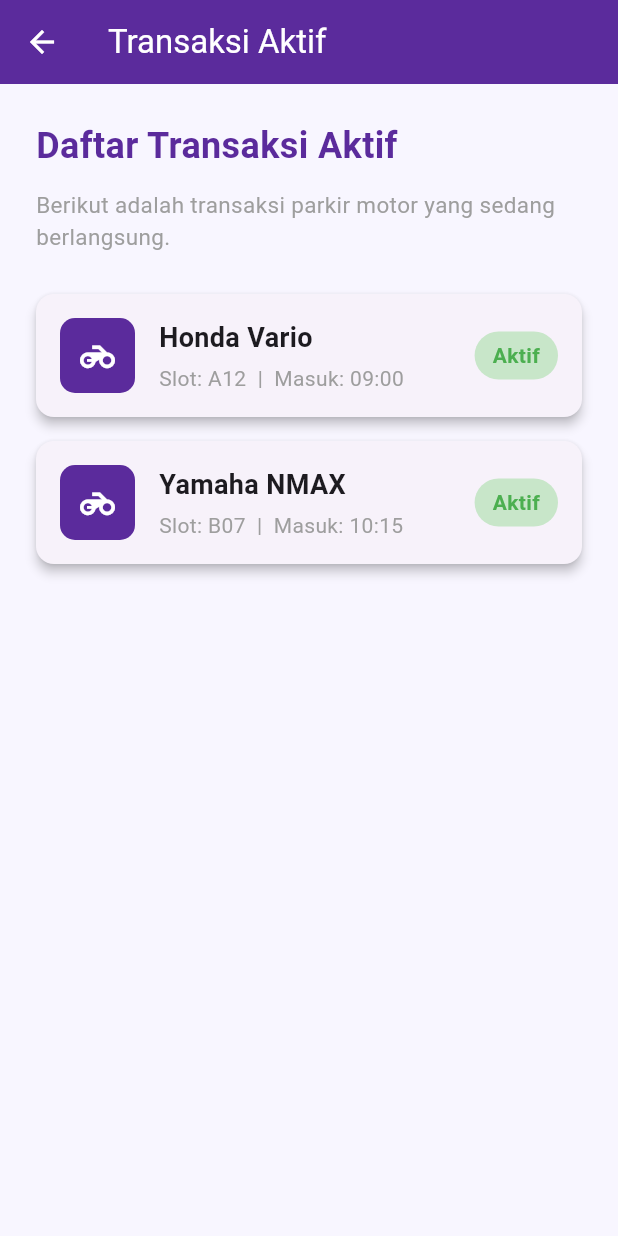
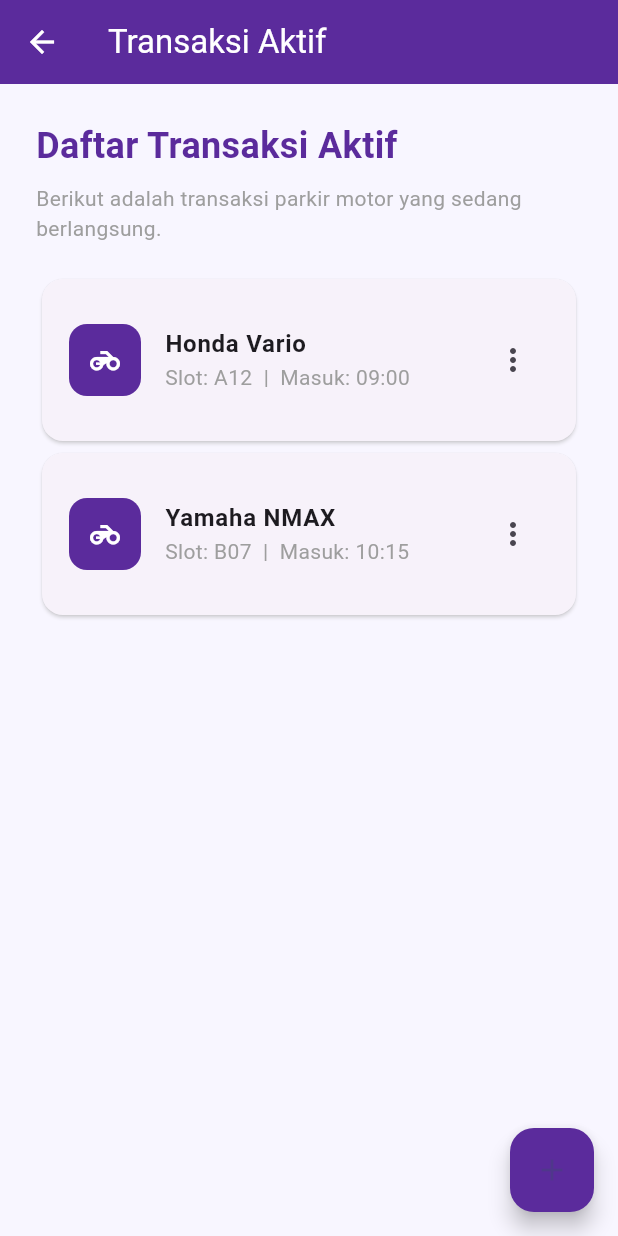
Before and after one commit to DickySanjaya45/TitipinAja.id, a Flutter app: the PageTransaksiAktif screen opened directly, on a phone screen of 412 x 824 dp. Run offline on Flutter 3.47's test engine with Material 3 defaults, Android fonts, the phone set to English and light mode, and no system bars; Roboto replaces fonts that are missing (Poppins).

Commit message:
Initial commit

```diff
--- a/lib/dashboard/page_transaksi_aktif.dart
+++ b/lib/dashboard/page_transaksi_aktif.dart
@@ -1,11 +1,14 @@
 import 'package:flutter/material.dart';
 
-class PageTransaksiAktif extends StatelessWidget {
+class PageTransaksiAktif extends StatefulWidget {
   const PageTransaksiAktif({super.key});
 
   @override
-  Widget build(BuildContext context) {
-    final List<Map<String, String>> transaksiAktif = [
+  State<PageTransaksiAktif> createState() => _PageTransaksiAktifState();
+}
+
+class _PageTransaksiAktifState extends State<PageTransaksiAktif> {
+  List<Map<String, String>> transaksi = [
     {
       "motor": "Honda Vario",
       "slot": "A12",
@@ -20,14 +23,158 @@ class PageTransaksiAktif extends StatelessWidget {
     },
   ];
 
+  final motorController = TextEditingController();
+  final slotController = TextEditingController();
+  final jamController = TextEditingController();
+
+  void _clearForm() {
+    motorController.clear();
+    slotController.clear();
+    jamController.clear();
+  }
+
+  // ---------------------------
+  // FORM TAMBAH & EDIT
+  // ---------------------------
+  void _showForm({bool edit = false, int? index}) {
+    if (edit && index != null) {
+      motorController.text = transaksi[index]["motor"]!;
+      slotController.text = transaksi[index]["slot"]!;
+      jamController.text = transaksi[index]["jam_masuk"]!;
+    } else {
+      _clearForm();
+    }
+
+    showDialog(
+      context: context,
+      builder: (context) => AlertDialog(
+        shape: RoundedRectangleBorder(
+          borderRadius: BorderRadius.circular(20),
+        ),
+        title: Text(
+          edit ? "Edit Transaksi" : "Tambah Transaksi",
+          style: const TextStyle(fontWeight: FontWeight.bold),
+        ),
+        content: Column(
+          mainAxisSize: MainAxisSize.min,
+          children: [
+            _buildInput("Nama Motor", motorController),
+            const SizedBox(height: 12),
+            _buildInput("Slot Parkir", slotController),
+            const SizedBox(height: 12),
+            _buildInput("Jam Masuk (ex: 09:00)", jamController),
+          ],
+        ),
+        actions: [
+          TextButton(
+            onPressed: () => Navigator.pop(context),
+            child: const Text("Batal"),
+          ),
+          ElevatedButton(
+            style: ElevatedButton.styleFrom(
+                backgroundColor: const Color(0xFF5B2B9C)),
+            onPressed: () {
+              if (motorController.text.isEmpty ||
+                  slotController.text.isEmpty ||
+                  jamController.text.isEmpty) {
+                ScaffoldMessenger.of(context).showSnackBar(
+                  const SnackBar(content: Text("Semua field harus diisi!")),
+                );
+                return;
+              }
+
+              setState(() {
+                if (edit && index != null) {
+                  transaksi[index] = {
+                    "motor": motorController.text,
+                    "slot": slotController.text,
+                    "jam_masuk": jamController.text,
+                    "status": "Aktif",
+                  };
+                } else {
+                  transaksi.add({
+                    "motor": motorController.text,
+                    "slot": slotController.text,
+                    "jam_masuk": jamController.text,
+                    "status": "Aktif",
+                  });
+                }
+              });
+
+              Navigator.pop(context);
+              _clearForm();
+            },
+            child: Text(edit ? "Simpan" : "Tambah"),
+          ),
+        ],
+      ),
+    );
+  }
+
+  // ---------------------------
+  // DIALOG HAPUS
+  // ---------------------------
+  void _hapus(int index) {
+    showDialog(
+      context: context,
+      builder: (_) => AlertDialog(
+        shape: RoundedRectangleBorder(borderRadius: BorderRadius.circular(20)),
+        title: const Text("Hapus Transaksi"),
+        content: const Text("Yakin ingin menghapus transaksi ini?"),
+        actions: [
+          TextButton(
+              onPressed: () => Navigator.pop(context),
+              child: const Text("Batal")),
+          ElevatedButton(
+            onPressed: () {
+              setState(() => transaksi.removeAt(index));
+              Navigator.pop(context);
+            },
+            style:
+                ElevatedButton.styleFrom(backgroundColor: Colors.redAccent),
+            child: const Text("Hapus"),
+          ),
+        ],
+      ),
+    );
+  }
+
+  // ---------------------------
+  // INPUT FIELD BUILDER
+  // ---------------------------
+  Widget _buildInput(String label, TextEditingController controller) {
+    return TextField(
+      controller: controller,
+      decoration: InputDecoration(
+        labelText: label,
+        filled: true,
+        fillColor: Colors.grey.shade100,
+        border: OutlineInputBorder(
+          borderRadius: BorderRadius.circular(12),
+        ),
+      ),
+    );
+  }
+
+  // ---------------------------
+  // UI PAGE
+  // ---------------------------
+  @override
+  Widget build(BuildContext context) {
     return Scaffold(
       backgroundColor: const Color(0xFFF8F6FF),
       appBar: AppBar(
         title: const Text("Transaksi Aktif"),
         backgroundColor: const Color(0xFF5B2B9C),
         foregroundColor: Colors.white,
-        elevation: 0,
       ),
+
+      floatingActionButton: FloatingActionButton(
+        backgroundColor: const Color(0xFF5B2B9C),
+        onPressed: () => _showForm(edit: false),
+        child: const Icon(Icons.add),
+      ),
+
       body: Padding(
         padding: const EdgeInsets.all(24.0),
         child: Column(
@@ -41,86 +188,67 @@ class PageTransaksiAktif extends StatelessWidget {
                 color: Color(0xFF5B2B9C),
               ),
             ),
-            const SizedBox(height: 12),
+            const SizedBox(height: 8),
             const Text(
               "Berikut adalah transaksi parkir motor yang sedang berlangsung.",
-              style: TextStyle(color: Colors.grey, fontSize: 15),
+              style: TextStyle(color: Colors.grey),
             ),
             const SizedBox(height: 20),
+
             Expanded(
-              child: transaksiAktif.isEmpty
+              child: transaksi.isEmpty
                   ? const Center(
-                      child: Text(
-                        "Belum ada transaksi aktif.",
-                        style: TextStyle(color: Colors.grey, fontSize: 16),
-                      ),
+                      child: Text("Belum ada transaksi aktif.",
+                          style: TextStyle(color: Colors.grey)),
                     )
                   : ListView.builder(
-                      itemCount: transaksiAktif.length,
+                      itemCount: transaksi.length,
                       itemBuilder: (context, index) {
-                        final data = transaksiAktif[index];
+                        final data = transaksi[index];
+
                         return Card(
-                          elevation: 3,
+                          elevation: 1,
+                          shadowColor: Colors.grey.shade200,
                           shape: RoundedRectangleBorder(
+                            borderRadius: BorderRadius.circular(14),
+                          ),
+                          child: ListTile(
+                            contentPadding: const EdgeInsets.all(18),
+                            leading: Container(
+                              height: 48,
+                              width: 48,
+                              decoration: BoxDecoration(
+                                color: const Color(0xFF5B2B9C),
                                 borderRadius: BorderRadius.circular(12),
                               ),
-                          margin: const EdgeInsets.symmetric(vertical: 8),
-                          child: Padding(
-                            padding: const EdgeInsets.all(16.0),
-                            child: Row(
-                              children: [
-                                Container(
-                                  height: 50,
-                                  width: 50,
-                                  decoration: BoxDecoration(
-                                    color: const Color(0xFF5B2B9C),
-                                    borderRadius: BorderRadius.circular(10),
+                              child: const Icon(Icons.motorcycle,
+                                  color: Colors.white),
                             ),
-                                  child: const Icon(
-                                    Icons.motorcycle,
-                                    color: Colors.white,
-                                    size: 28,
+                            title: Text(
+                              data["motor"]!,
+                              style:
+                                  const TextStyle(fontWeight: FontWeight.bold),
                             ),
+                            subtitle: Text(
+                              "Slot: ${data['slot']}  |  Masuk: ${data['jam_masuk']}",
+                              style: const TextStyle(color: Colors.grey),
                             ),
-                                const SizedBox(width: 16),
-                                Expanded(
-                                  child: Column(
-                                    crossAxisAlignment: CrossAxisAlignment.start,
-                                    children: [
-                                      Text(
-                                        data['motor']!,
-                                        style: const TextStyle(
-                                          fontSize: 18,
-                                          fontWeight: FontWeight.bold,
+                            trailing: PopupMenuButton(
+                              onSelected: (value) {
+                                if (value == "edit") {
+                                  _showForm(edit: true, index: index);
+                                } else if (value == "hapus") {
+                                  _hapus(index);
+                                }
+                              },
+                              itemBuilder: (context) => [
+                                const PopupMenuItem(
+                                  value: "edit",
+                                  child: Text("Edit"),
                                 ),
-                                      ),
-                                      const SizedBox(height: 4),
-                                      Text(
-                                        'Slot: ${data['slot']}  |  Masuk: ${data['jam_masuk']}',
-                                        style: const TextStyle(
-                                          color: Colors.grey,
-                                          fontSize: 14,
-                                        ),
-                                      ),
-                                    ],
-                                  ),
-                                ),
-                                Container(
-                                  padding: const EdgeInsets.symmetric(
-                                    horizontal: 12,
-                                    vertical: 6,
-                                  ),
-                                  decoration: BoxDecoration(
-                                    color: Colors.green[100],
-                                    borderRadius: BorderRadius.circular(20),
-                                  ),
-                                  child: Text(
-                                    data['status']!,
-                                    style: const TextStyle(
-                                      color: Colors.green,
-                                      fontWeight: FontWeight.bold,
-                                    ),
-                                  ),
+                                const PopupMenuItem(
+                                  value: "hapus",
+                                  child: Text("Hapus"),
                                 ),
                               ],
                             ),
```
Lines whose indentation alone changed are shown as unchanged.
